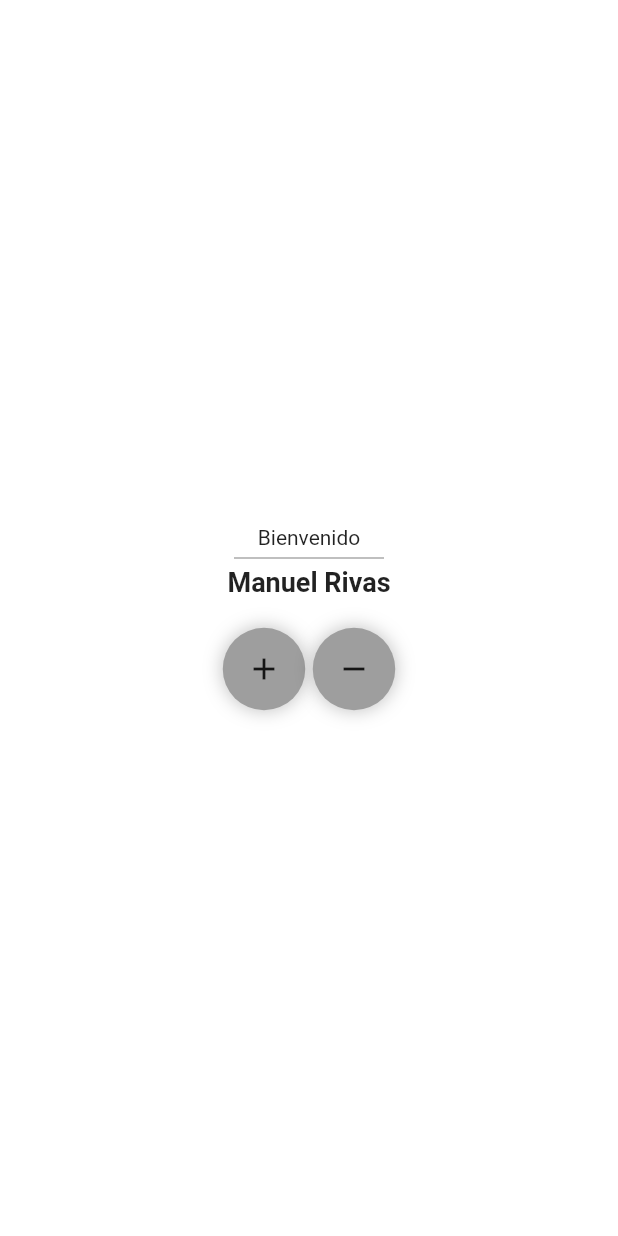
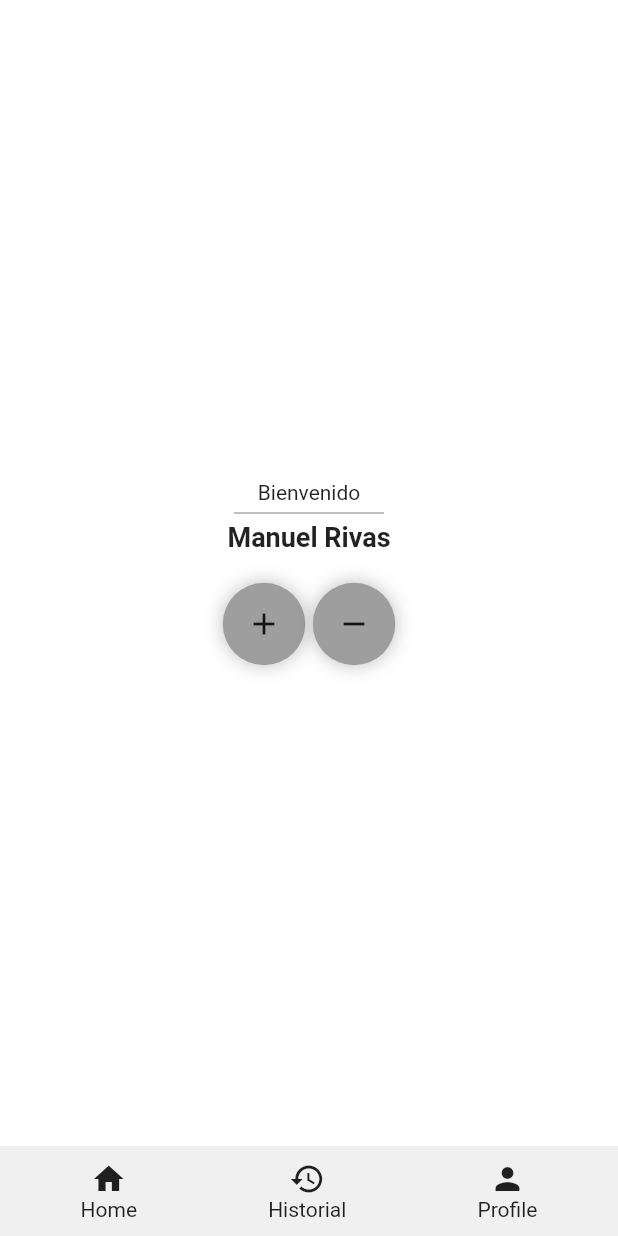
Before and after one commit to bolloteam/flutterTest, a Flutter app: the screen it shows after launch, on a phone screen of 412 x 824 dp. Run offline on Flutter 3.47's test engine with Material 2 defaults, Android fonts, the phone set to English and light mode, and no system bars; our stand-ins replace flutter_svg.

Commit message:
Widget Custom BottomMenu

```diff
--- a/lib/pages/home_page.dart
+++ b/lib/pages/home_page.dart
@@ -1,13 +1,19 @@
 import 'package:flutter/cupertino.dart';
 import 'package:flutter/material.dart';
 import '../widgets/circle_container.dart';
-import 'package:flutter_svg/flutter_svg.dart';
+import '../widgets/bottom_menu.dart';
+//import 'package:flutter_svg/flutter_svg.dart';
 
 class HomePage extends StatelessWidget{
   @override
   Widget build(BuildContext context) {
     return Scaffold(
       backgroundColor: Colors.white,
+      bottomNavigationBar: BottomMenu(items: [
+        BottomMenuItem(icon: Icons.home, label: "Home"),
+        BottomMenuItem(icon: Icons.history, label: "Historial"),
+        BottomMenuItem(icon: Icons.person, label: "Profile"),
+      ],),
       body: SafeArea(
         top: true,
         bottom: true,
--- /dev/null
+++ b/lib/widgets/bottom_menu.dart
@@ -0,0 +1,82 @@
+import 'package:flutter/cupertino.dart';
+import 'package:flutter/material.dart';
+import 'package:flutter_svg/flutter_svg.dart';
+
+class BottomMenuItem{
+
+  final IconData icon;//
+  final String label;//Label Text
+  BottomMenuItem({required this.icon, required this.label});
+}
+
+class BottomMenu extends StatelessWidget{
+
+final List<BottomMenuItem> items;
+BottomMenu({required this.items}):assert(items.length > 0);
+
+  @override
+  Widget build(BuildContext context) {
+    return Container(
+      color: Color(0xffff0f0f0),
+        padding: EdgeInsets.all(10),
+        child: SafeArea(
+          child: Row(
+            mainAxisAlignment: MainAxisAlignment.spaceAround,
+            children: List.generate(items.length, (index) {
+
+              final BottomMenuItem item = items[index];
+
+               return Column(
+                  mainAxisSize: MainAxisSize.min,
+                  children: <Widget>[
+                    //SvgPicture.asset('assets/icons/sun.svg', width:30),
+                    Icon(item.icon),
+                    Text(item.label),
+                  ],
+                );
+            })
+            /*
+            <Widget>[
+              Column(
+                mainAxisSize: MainAxisSize.min,
+                children: <Widget>[
+                  //SvgPicture.asset('assets/icons/sun.svg', width:30),
+                  Icon(Icons.home),
+                  Text("Home"),
+                ],
+              ),
+              Column(
+                mainAxisSize: MainAxisSize.min,
+                children: <Widget>[
+                  Icon(Icons.history),
+                  Text("Historial"),
+                ],
+              ),
+              Column(
+                mainAxisSize: MainAxisSize.min,
+                children: <Widget>[
+                  Icon(Icons.settings,),
+                  Text("Configuracion"),
+                ],
+              ),
+              Column(
+                mainAxisSize: MainAxisSize.min,
+                children: <Widget>[
+                  Icon(Icons.more,),
+                  Text("Más"),
+                ],
+              ),
+            ],
+            */
+          ),
+        ),
+        /*BottomNavigationBar(
+          items: [
+            BottomNavigationBarItem(icon: Icon(Icons.home), label: "Home"),
+            BottomNavigationBarItem(icon: Icon(Icons.list), label: "profile"),
+          ],
+        ),*/
+      );
+  }
+
+}
```
